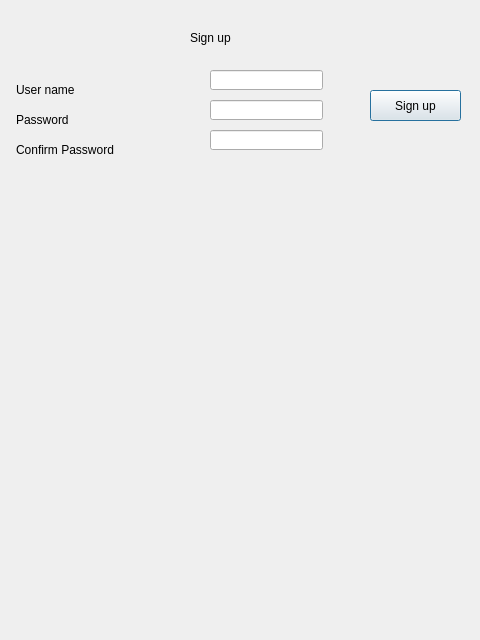
This is QT_Assignment/signup.ui in Yasmina-Reda/QT_Assignment as Qt 5 draws it before an edit. The edited form follows.
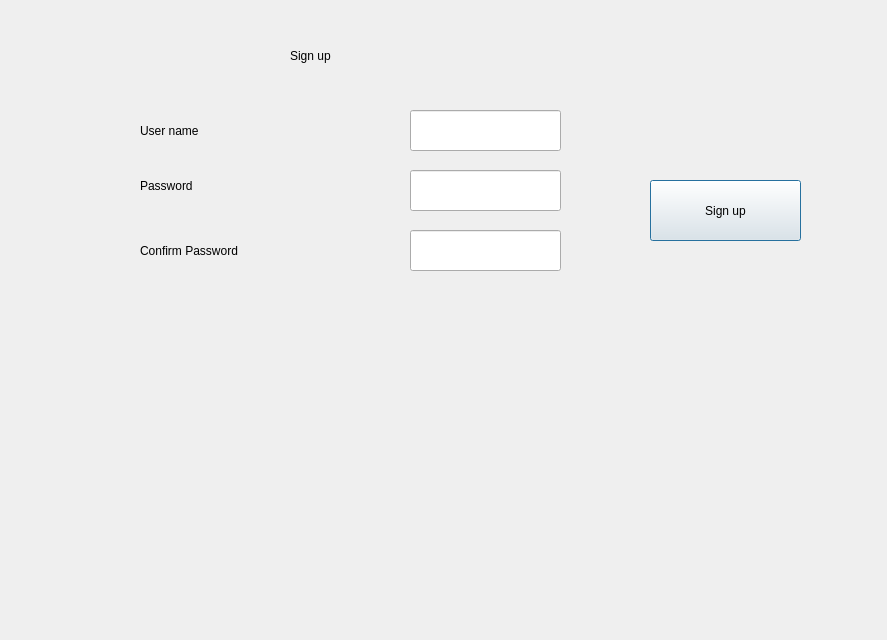
This is the edited form.

```diff
--- a/QT_Assignment/signup.ui
+++ b/QT_Assignment/signup.ui
@@ -6,7 +6,7 @@
    <rect>
     <x>0</x>
     <y>0</y>
-    <width>480</width>
+    <width>887</width>
     <height>640</height>
    </rect>
   </property>
@@ -16,10 +16,10 @@
   <widget class="QPushButton" name="pushButton">
    <property name="geometry">
     <rect>
-     <x>370</x>
-     <y>90</y>
-     <width>91</width>
-     <height>31</height>
+     <x>650</x>
+     <y>180</y>
+     <width>151</width>
+     <height>61</height>
     </rect>
    </property>
    <property name="text">
@@ -42,10 +42,10 @@
   <widget class="QLabel" name="label_2">
    <property name="geometry">
     <rect>
-     <x>190</x>
+     <x>290</x>
      <y>30</y>
-     <width>51</width>
-     <height>16</height>
+     <width>141</width>
+     <height>51</height>
     </rect>
    </property>
    <property name="text">
@@ -55,10 +55,10 @@
   <widget class="QLabel" name="label_userName">
    <property name="geometry">
     <rect>
-     <x>16</x>
-     <y>80</y>
-     <width>121</width>
-     <height>20</height>
+     <x>140</x>
+     <y>110</y>
+     <width>151</width>
+     <height>41</height>
     </rect>
    </property>
    <property name="text">
@@ -68,10 +68,10 @@
   <widget class="QLabel" name="label_pswd">
    <property name="geometry">
     <rect>
-     <x>16</x>
-     <y>110</y>
-     <width>121</width>
-     <height>20</height>
+     <x>140</x>
+     <y>170</y>
+     <width>161</width>
+     <height>31</height>
     </rect>
    </property>
    <property name="text">
@@ -81,10 +81,10 @@
   <widget class="QLabel" name="label_confirmPswd">
    <property name="geometry">
     <rect>
-     <x>16</x>
-     <y>140</y>
-     <width>121</width>
-     <height>20</height>
+     <x>140</x>
+     <y>230</y>
+     <width>181</width>
+     <height>41</height>
     </rect>
    </property>
    <property name="text">
@@ -94,30 +94,30 @@
   <widget class="QLineEdit" name="lineEdit_userName">
    <property name="geometry">
     <rect>
-     <x>210</x>
-     <y>70</y>
-     <width>113</width>
-     <height>20</height>
+     <x>410</x>
+     <y>110</y>
+     <width>151</width>
+     <height>41</height>
     </rect>
    </property>
   </widget>
   <widget class="QLineEdit" name="lineEdit_pswd">
    <property name="geometry">
     <rect>
-     <x>210</x>
-     <y>100</y>
-     <width>113</width>
-     <height>20</height>
+     <x>410</x>
+     <y>170</y>
+     <width>151</width>
+     <height>41</height>
     </rect>
    </property>
   </widget>
   <widget class="QLineEdit" name="lineEdit_confirmPswd">
    <property name="geometry">
     <rect>
-     <x>210</x>
-     <y>130</y>
-     <width>113</width>
-     <height>20</height>
+     <x>410</x>
+     <y>230</y>
+     <width>151</width>
+     <height>41</height>
     </rect>
    </property>
   </widget>
```
